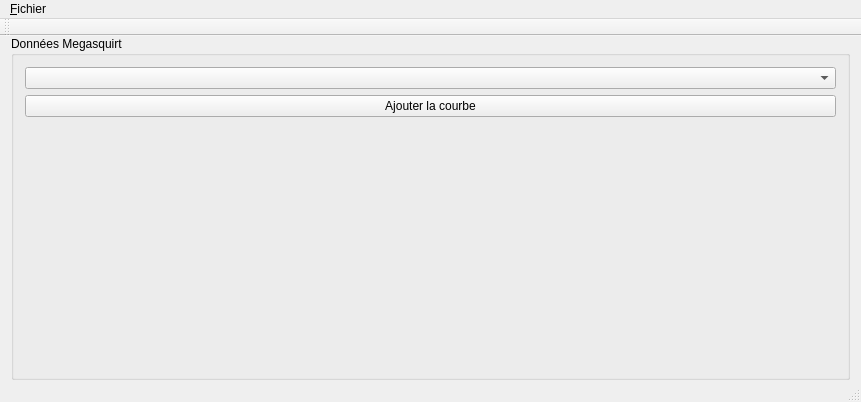
Before: the Qt Designer form MainWindow.ui in xaviermawet/EcoMotion2013BenchTestExperimental, drawn with Qt 5.
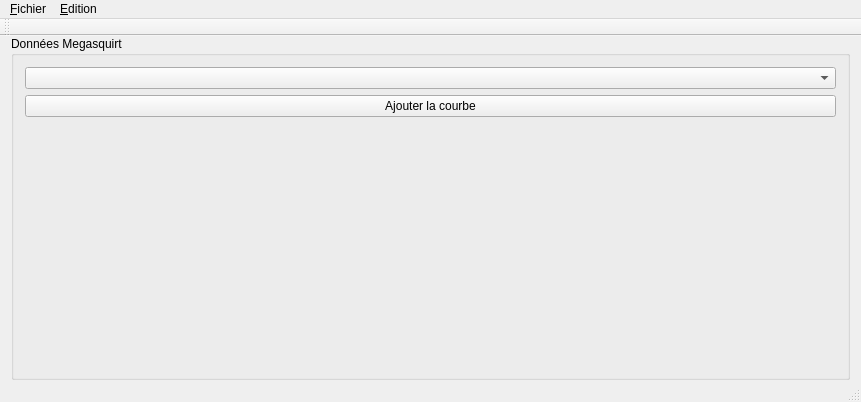
After: the same form once the commit is applied. Icons and pictures are not drawn.

Commit message: Ajout d'interactions entre la fenêtre principale (MainWindow) et le graphique (Plot) Ajout de l'importation + parsing de données issues de fichiers CSV Ajout d'une grille (QwtPlotGrid) au graphique (Plot) Ajout d'un marker (QwtPlotMarker) en forme de croix au graphique (Plot) Ajout de la gestion (partielle) du panning pour le plot Ajout de la gestiion du zoom à la molette

```diff
--- a/MainWindow.ui
+++ b/MainWindow.ui
@@ -72,7 +72,15 @@
     <addaction name="separator"/>
     <addaction name="actionQuit"/>
    </widget>
+   <widget class="QMenu" name="menuEdit">
+    <property name="title">
+     <string>&amp;Edition</string>
+    </property>
+    <addaction name="actionShowGrid"/>
+    <addaction name="actionShowCrossLine"/>
+   </widget>
    <addaction name="menuFile"/>
+   <addaction name="menuEdit"/>
   </widget>
   <widget class="QToolBar" name="mainToolBar">
    <attribute name="toolBarArea">
```
Left out of the diff: 31 changed lines with no effect on the pictures. The commit also changes 5 other files.
